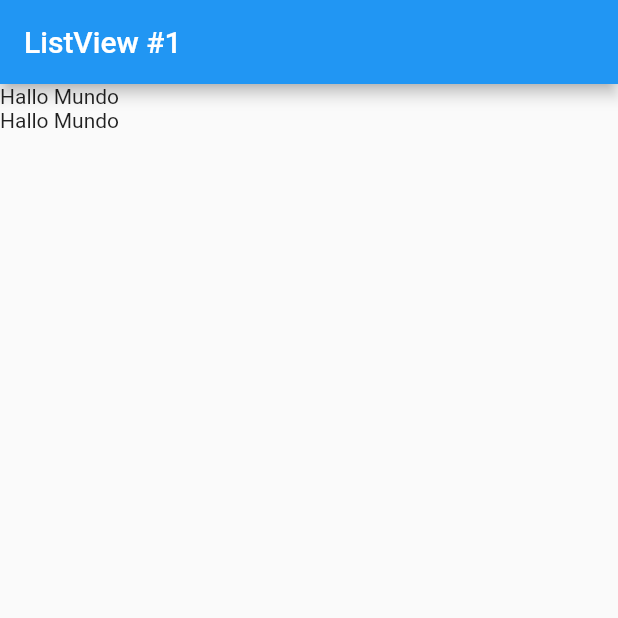
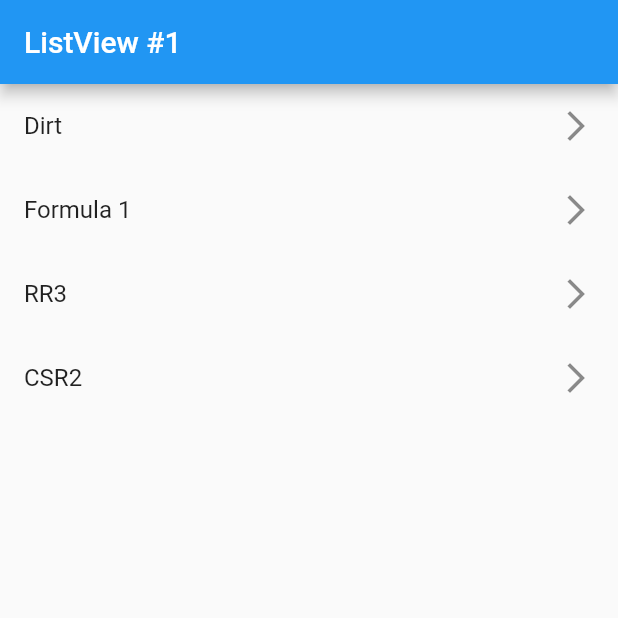
Before and after one commit to alejorom/fl_components, a Flutter app: the screen it shows after launch, on a phone screen of 412 x 824 dp, the top half of it. Run offline on Flutter 3.47's test engine with Material 2 defaults, Android fonts, the phone set to English and light mode, and no system bars.

Commit message:
Agregar ListView/ListTile

```diff
--- a/lib/screens/listview1_screen.dart
+++ b/lib/screens/listview1_screen.dart
@@ -2,6 +2,8 @@ import 'package:flutter/material.dart';
 
 class Listview1Screen extends StatelessWidget {
   const Listview1Screen({Key? key}) : super(key: key);
+
+  final opciones = const ['Dirt', 'Formula 1', 'RR3', 'CSR2'];
 
   @override
   Widget build(BuildContext context) {
@@ -10,9 +12,15 @@ class Listview1Screen extends StatelessWidget {
         title: const Text('ListView #1'),
       ),
       body: ListView(
-        children: const [
-          Text('Hallo Mundo'),
-          Text('Hallo Mundo'),
+        children: [
+          ...opciones
+              .map(
+                (game) => ListTile(
+                  title: Text(game),
+                  trailing: const Icon(Icons.arrow_forward_ios),
+                ),
+              )
+              .toList(),
         ],
       ),
     );
```
